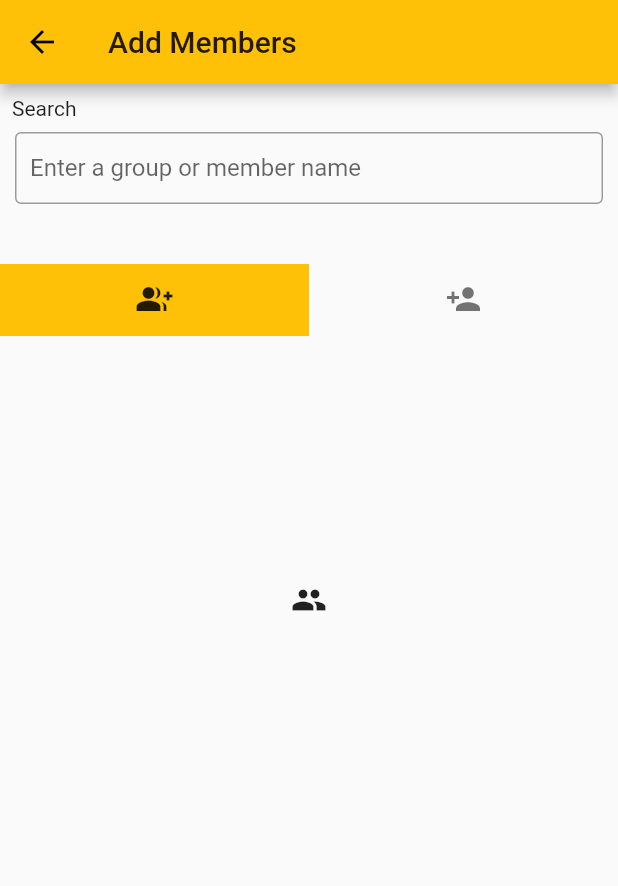
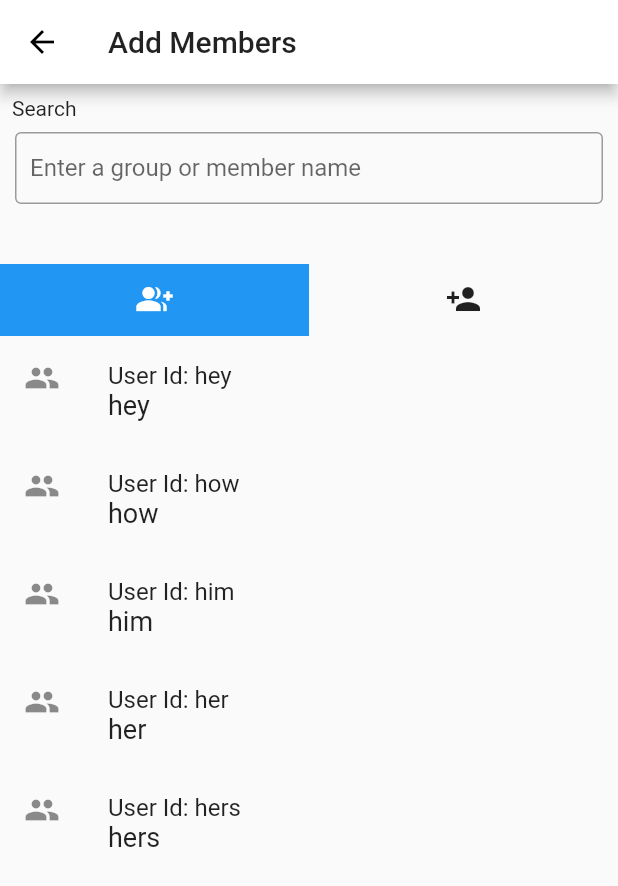
Before and after one commit to calicoquito/fluttertutorial_layout, a Flutter app: the AddMembersPage screen opened directly, on a phone screen of 412 x 824 dp. Shown: the top 886 px of the screen. Run offline on Flutter 3.47's test engine with Material 2 defaults, Android fonts, the phone set to English and light mode, and no system bars; Roboto replaces fonts that are missing (Nunito).

Commit message:
add list view along with color and font changes

```diff
--- a/lib/addmembers.dart
+++ b/lib/addmembers.dart
@@ -1,46 +1,33 @@
+import 'dart:math';
+
 import 'package:flutter/material.dart';
 import 'package:flutter/widgets.dart';
 
-class AddMembersPage extends StatelessWidget{
-
+class AddMembersPage extends StatelessWidget {
   @override
-  Widget build(BuildContext context){
+  Widget build(BuildContext context) {
     return Scaffold(
-      appBar: AppBar(
-        title: Text(
-          'Add Members',
-          style: TextStyle(
-            fontSize: 20.0
-          )
-        )
-      ),
+      appBar:
+          AppBar(title: Text('Add Members', style: TextStyle(fontSize: 20.0))),
       body: SingleChildScrollView(
         child: Column(
           crossAxisAlignment: CrossAxisAlignment.start,
           children: <Widget>[
+            Padding(padding: EdgeInsets.all(8.0), child: Text('Search')),
             Padding(
-              padding: EdgeInsets.all(8.0),
-              child: Text('Search')
-            ),
-            Padding (
                 padding: EdgeInsets.symmetric(horizontal: 10.0),
-              child:TextField(
+                child: TextField(
                   autocorrect: false,
                   decoration: InputDecoration(
                       labelText: "Enter a group or member name",
                       contentPadding: EdgeInsets.all(10.0),
-                  border: OutlineInputBorder()
-                ),
-              )
-            ),
-            Padding(
-              padding: EdgeInsets.all(20.0)
-            ),
+                      border: OutlineInputBorder()),
+                )),
+            Padding(padding: EdgeInsets.all(20.0)),
             Container(
               constraints: BoxConstraints(
                   maxHeight: 400.0,
-                maxWidth: MediaQuery.of(context).size.width
-              ),
+                  maxWidth: MediaQuery.of(context).size.width),
               child: MembersTabBar(),
             )
           ],
@@ -50,13 +37,12 @@ class AddMembersPage extends StatelessWidget{
   }
 }
 
-
 class MembersTabBar extends StatefulWidget {
   MembersTabBarState createState() => MembersTabBarState();
 }
 
-class MembersTabBarState extends State<MembersTabBar> with SingleTickerProviderStateMixin {
-
+class MembersTabBarState extends State<MembersTabBar>
+    with SingleTickerProviderStateMixin {
   TabController controller;
 
   @override
@@ -72,52 +58,89 @@ class MembersTabBarState extends State<MembersTabBar> with SingleTickerProviderS
   }
 
   @override
-  Widget build(BuildContext context){
+  Widget build(BuildContext context) {
+    List names = ["hey", "how", "him", "her", "hers","heck", "has","hat", "hold", "hall","hint","howl", "hand", "horse", "house"];
+
+    Widget lst(Icon ico){
+    return ListView.builder(
+                itemCount: names.length,
+                itemBuilder: (BuildContext context, int index) {
+                  return Container(
+                    child: Center(
+                      child: Column(
+                        crossAxisAlignment: CrossAxisAlignment.stretch,
+                        children: <Widget>[
+                          ListTile(
+                            leading: ico,
+                            title: Text("User Id: ${names[index]}"),
+                            subtitle: Text(names[index],
+                                style: TextStyle(
+                                    fontSize: 18.0, color: Colors.black87)),
+                          ),
+                        ],
+                      ),
+                    ),
+                  );
+                  }
+      );
+    }
+
+
+
     return Scaffold(
       appBar: TabBar(
-        indicator: BoxDecoration(color: Colors.amber),
+        indicator: BoxDecoration(color: Colors.blue),
         labelPadding: EdgeInsets.all(0.0),
         indicatorPadding: EdgeInsets.all(0.0),
         indicatorColor: Colors.orange,
-        unselectedLabelColor: Colors.black54,
+        labelColor: Colors.white,
+        unselectedLabelColor: Colors.black87,
         controller: controller,
         tabs: <Widget>[
-            Tab(icon: Icon(Icons.group_add)),
-            Tab(icon: Icon(Icons.person_add))
+          Tab(icon: Icon(Icons.group_add,
+          )),
+          Tab(icon: Icon(Icons.person_add,
+          ))
         ],
       ),
       body: TabBarView(
         controller: controller,
         children: <Widget>[
-          Center(child: Icon(Icons.group)),
-          Center(
-            child: Column(
-              children: <Widget>[
-                Padding(
-                  padding: EdgeInsets.symmetric(horizontal: 10.0, vertical: 14.0),
-                  child: Row(
-                    children: <Widget>[
-                      Icon(Icons.person),
-                      Padding(padding: EdgeInsets.symmetric(horizontal:5.0)),
-                      Text('Kimi no na wa')
-                    ],
-                  )
-                ),
-                Padding(
-                  padding: EdgeInsets.symmetric(horizontal: 10.0, vertical: 0.0),
-                  child: Row(
-                    children: <Widget>[
-                      Icon(Icons.person),
-                      Padding(padding: EdgeInsets.symmetric(horizontal:5.0)),
-                      Text('Uzumaki Naruto')
-                    ],
-                  )
-                )
-              ],
-            )
-          )
+          Container(child: lst(Icon(Icons.group))),
+          Container(child: lst(Icon(Icons.person))),
         ],
       ),
     );
+
+
+
   }
  }
+
+
+//  Center(
+//     child: Column(
+//       children: <Widget>[
+//         Padding(
+//           padding: EdgeInsets.symmetric(horizontal: 10.0, vertical: 14.0),
+//           child: Row(
+//             children: <Widget>[
+//               Icon(Icons.person),
+//               Padding(padding: EdgeInsets.symmetric(horizontal:5.0)),
+//               Text('Kimi no na wa')
+//             ],
+//           )
+//         ),
+//         Padding(
+//           padding: EdgeInsets.symmetric(horizontal: 10.0, vertical: 0.0),
+//           child: Row(
+//             children: <Widget>[
+//               Icon(Icons.person),
+//               Padding(padding: EdgeInsets.symmetric(horizontal:5.0)),
+//               Text('Uzumaki Naruto')
+//             ],
+//           )
+//         )
+//       ],
+//     )
+//   )
--- a/lib/main.dart
+++ b/lib/main.dart
@@ -1,5 +1,6 @@
 import 'package:flutter/material.dart';
-import 'package:quito/newproject.dart';
+//import 'package:quito/newproject.dart';
+import 'newproject.dart';
 import 'openscreen.dart';
 
 void main() => runApp(MyApp());
@@ -8,10 +9,14 @@ class MyApp extends StatelessWidget {
   @override
   Widget build(BuildContext context) {
     return MaterialApp(
+      debugShowCheckedModeBanner: false,
       title: 'Quito',
       theme: ThemeData(
-        primarySwatch: Colors.amber,
-      ),
+        fontFamily: 'Nunito',
+        primaryColor: Colors.white,
+        textTheme: TextTheme(
+          title: TextStyle(color: Colors.black12,)
+          ),),
       home: MyHomePage(),
       routes: <String, WidgetBuilder>{
         'new':(context)=>NewProject()
--- a/lib/newproject.dart
+++ b/lib/newproject.dart
@@ -19,7 +19,9 @@ class NewProjectState extends State<NewProject>{
       appBar: AppBar(
         title: Text(
           'New Project',
-          style: TextStyle(fontSize: 20.0),
+          style: TextStyle(
+            fontFamily: 'Nunito',
+            fontSize: 20.0),
         )
       ),
       body: SingleChildScrollView(
```
Lines whose indentation alone changed are shown as unchanged.
